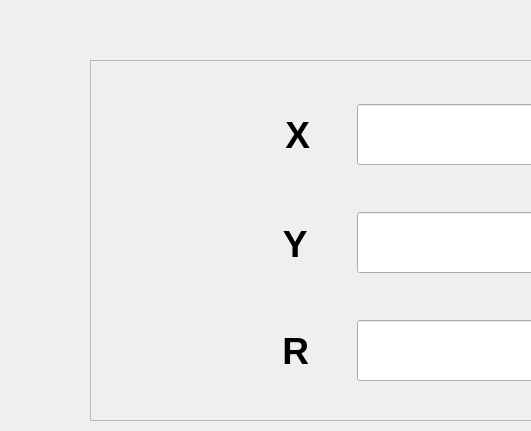
Qt form A66-app/homingmode.ui (Tetraelc/A66_PRO) before a commit; both pictures show x 0 to 531 and y 0 to 431 of the 1024 by 540 pixel window.
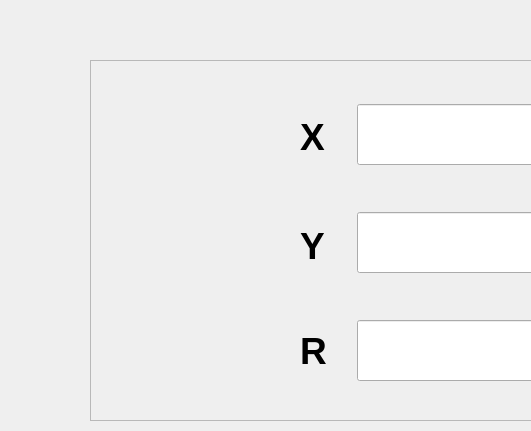
The same form after that commit. Icons and pictures are not drawn.

```diff
--- a/A66-app/homingmode.ui
+++ b/A66-app/homingmode.ui
@@ -97,7 +97,7 @@
      <rect>
       <x>150</x>
       <y>270</y>
-      <width>101</width>
+      <width>51</width>
       <height>41</height>
      </rect>
     </property>
@@ -112,7 +112,7 @@
      <cursorShape>BlankCursor</cursorShape>
     </property>
     <property name="text">
-     <string> R</string>
+     <string/>
     </property>
     <property name="icon">
      <iconset resource="A66-appsrc.qrc">
@@ -136,7 +136,7 @@
      <rect>
       <x>152</x>
       <y>54</y>
-      <width>101</width>
+      <width>41</width>
       <height>41</height>
      </rect>
     </property>
@@ -151,7 +151,7 @@
      <cursorShape>BlankCursor</cursorShape>
     </property>
     <property name="text">
-     <string> X</string>
+     <string/>
     </property>
     <property name="icon">
      <iconset resource="A66-appsrc.qrc">
@@ -175,7 +175,7 @@
      <rect>
       <x>150</x>
       <y>163</y>
-      <width>101</width>
+      <width>51</width>
       <height>41</height>
      </rect>
     </property>
@@ -190,7 +190,7 @@
      <cursorShape>BlankCursor</cursorShape>
     </property>
     <property name="text">
-     <string> Y</string>
+     <string/>
     </property>
     <property name="icon">
      <iconset resource="A66-appsrc.qrc">
@@ -460,6 +460,66 @@
      </property>
     </widget>
    </widget>
+   <widget class="QLabel" name="label_XHomging">
+    <property name="geometry">
+     <rect>
+      <x>210</x>
+      <y>56</y>
+      <width>31</width>
+      <height>41</height>
+     </rect>
+    </property>
+    <property name="font">
+     <font>
+      <pointsize>28</pointsize>
+      <weight>75</weight>
+      <bold>true</bold>
+     </font>
+    </property>
+    <property name="text">
+     <string>X</string>
+    </property>
+   </widget>
+   <widget class="QLabel" name="label_YHoming">
+    <property name="geometry">
+     <rect>
+      <x>210</x>
+      <y>165</y>
+      <width>31</width>
+      <height>41</height>
+     </rect>
+    </property>
+    <property name="font">
+     <font>
+      <pointsize>28</pointsize>
+      <weight>75</weight>
+      <bold>true</bold>
+     </font>
+    </property>
+    <property name="text">
+     <string>Y</string>
+    </property>
+   </widget>
+   <widget class="QLabel" name="label_RHoming">
+    <property name="geometry">
+     <rect>
+      <x>210</x>
+      <y>270</y>
+      <width>31</width>
+      <height>41</height>
+     </rect>
+    </property>
+    <property name="font">
+     <font>
+      <pointsize>28</pointsize>
+      <weight>75</weight>
+      <bold>true</bold>
+     </font>
+    </property>
+    <property name="text">
+     <string>R</string>
+    </property>
+   </widget>
   </widget>
  </widget>
  <resources>
```
Left out of the diff: 8 changed lines with no effect on the pictures.
